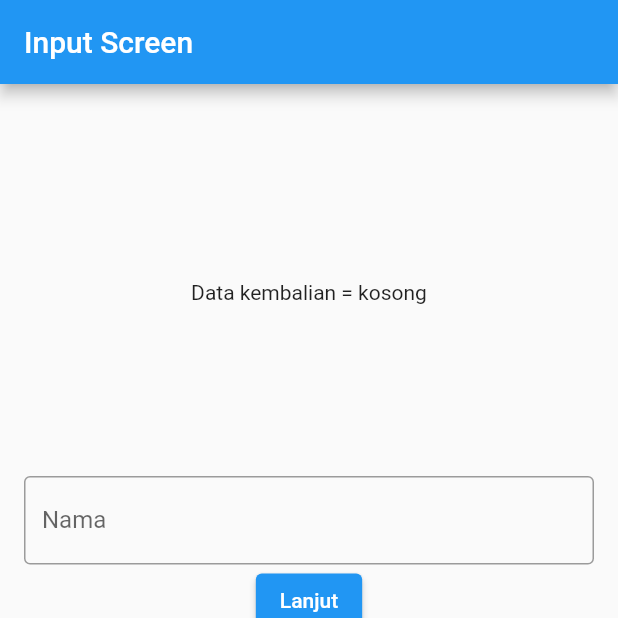
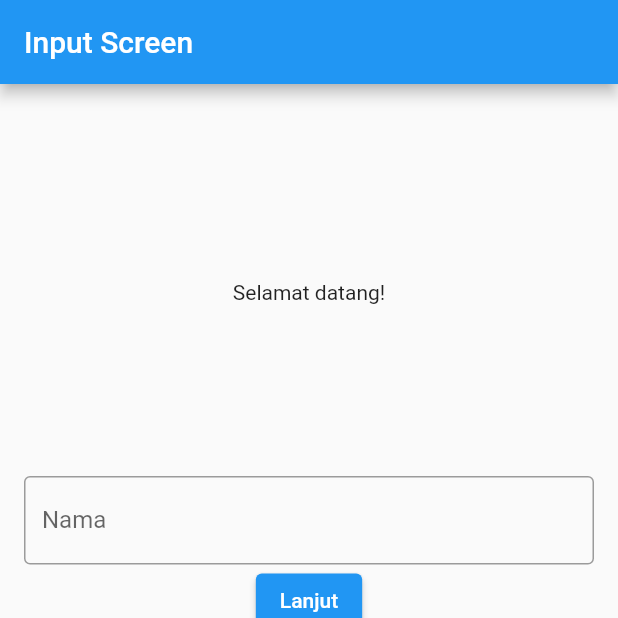
Before and after one commit to gunzxx/Flutter-Learn, a Flutter app: the screen it shows after launch, after a tap on "Login", on a phone screen of 412 x 824 dp, the top half of it. Run offline on Flutter 3.47's test engine with Material 2 defaults, Android fonts, the phone set to English and light mode, and no system bars.

Commit message:
tinggal di run aja guys

```diff
--- a/f_01/lib/home_page.dart
+++ b/f_01/lib/home_page.dart
@@ -34,25 +34,25 @@ class _InputScreenState extends State<InputScreen> {
   Widget build(BuildContext context) {
     return Scaffold(
       appBar: AppBar(
-        title: Text('Input Screen'),
+        title: const Text('Input Screen'),
       ),
       body: Center(
         child: Padding(
-          padding: EdgeInsets.all(16),
+          padding: const EdgeInsets.all(16),
           child: Column(
             mainAxisAlignment: MainAxisAlignment.start,
             children: <Widget>[
-              Flexible(
+              const Flexible(
                 flex: 1,
                 child: Center(
-                  child: Text("Data kembalian = $nama"),
+                  child: Text("Selamat datang!"),
                 ),
               ),
               Flexible(
                 flex: 1,
                 child: TextField(
                   controller: _namaController,
-                  decoration: InputDecoration(
+                  decoration: const InputDecoration(
                     border: OutlineInputBorder(),
                     labelText: 'Nama',
                   ),
@@ -61,7 +61,7 @@ class _InputScreenState extends State<InputScreen> {
               Flexible(
                 flex: 1,
                 child: ElevatedButton(
-                  child: Text('Lanjut'),
+                  child: const Text('Lanjut'),
                   onPressed: () {
                     nama = _namaController.text.trim();
                     Navigator.push(
@@ -90,7 +90,7 @@ class DetailScreen extends StatelessWidget {
   Widget build(BuildContext context) {
     return Scaffold(
       appBar: AppBar(
-        title: Text('Detail Screen', style: TextStyle()),
+        title: const Text('Detail Screen', style: TextStyle()),
       ),
       body: Row(
         mainAxisAlignment: MainAxisAlignment.center,
@@ -99,7 +99,7 @@ class DetailScreen extends StatelessWidget {
             mainAxisAlignment: MainAxisAlignment.center,
             children: [
               Text('Data yang dikirim = $nama'),
-              SizedBox(
+              const SizedBox(
                 height: 20,
               ),
               ElevatedButton(
@@ -111,7 +111,7 @@ class DetailScreen extends StatelessWidget {
                           ),
                         ),
                       },
-                  child: Text("back"))
+                  child: const Text("back"))
             ],
           )
         ],
--- a/f_01/lib/login_page.dart
+++ b/f_01/lib/login_page.dart
@@ -8,7 +8,7 @@ class LoginPage extends StatelessWidget {
   Widget build(BuildContext context) {
     return Scaffold(
       appBar: AppBar(
-        title: const Text("01 - Berpindah layar tanpa data"),
+        title: const Text("PBM"),
       ),
       body: Column(
         mainAxisAlignment: MainAxisAlignment.center,
@@ -18,7 +18,7 @@ class LoginPage extends StatelessWidget {
             child: Container(
                 // color: Colors.red,
                 alignment: Alignment.center,
-                child: const Text("Login Page",
+                child: const Text("Tugas 2",
                     style: TextStyle(
                       color: Colors.blue,
                       fontWeight: FontWeight.bold,
```
